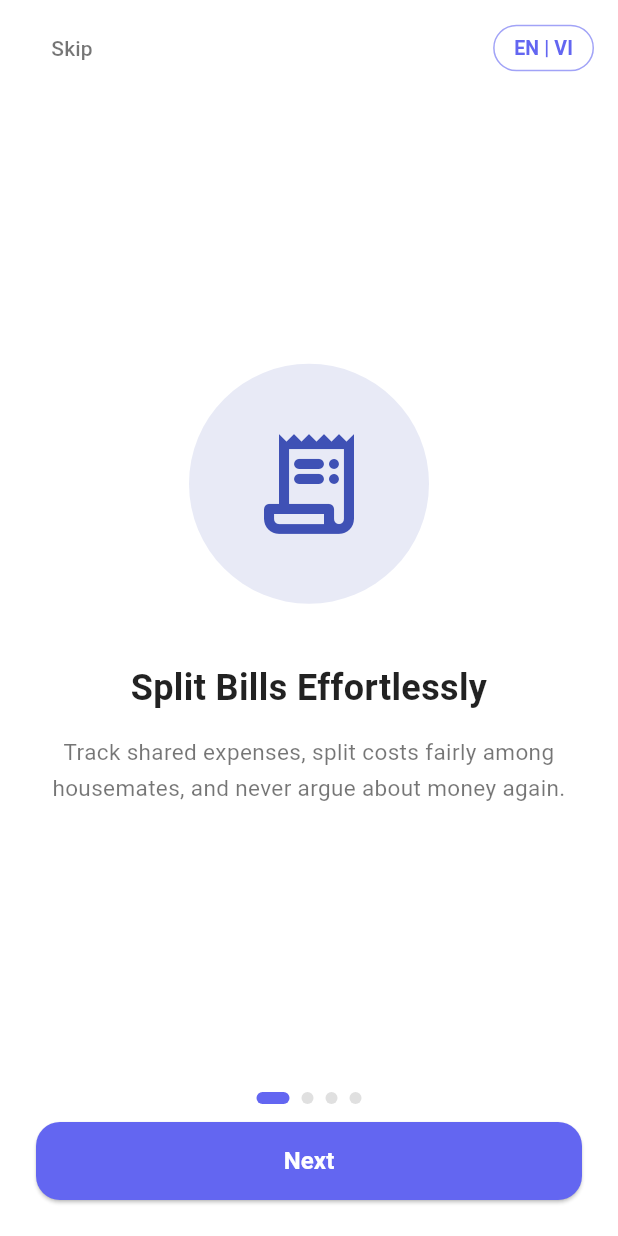
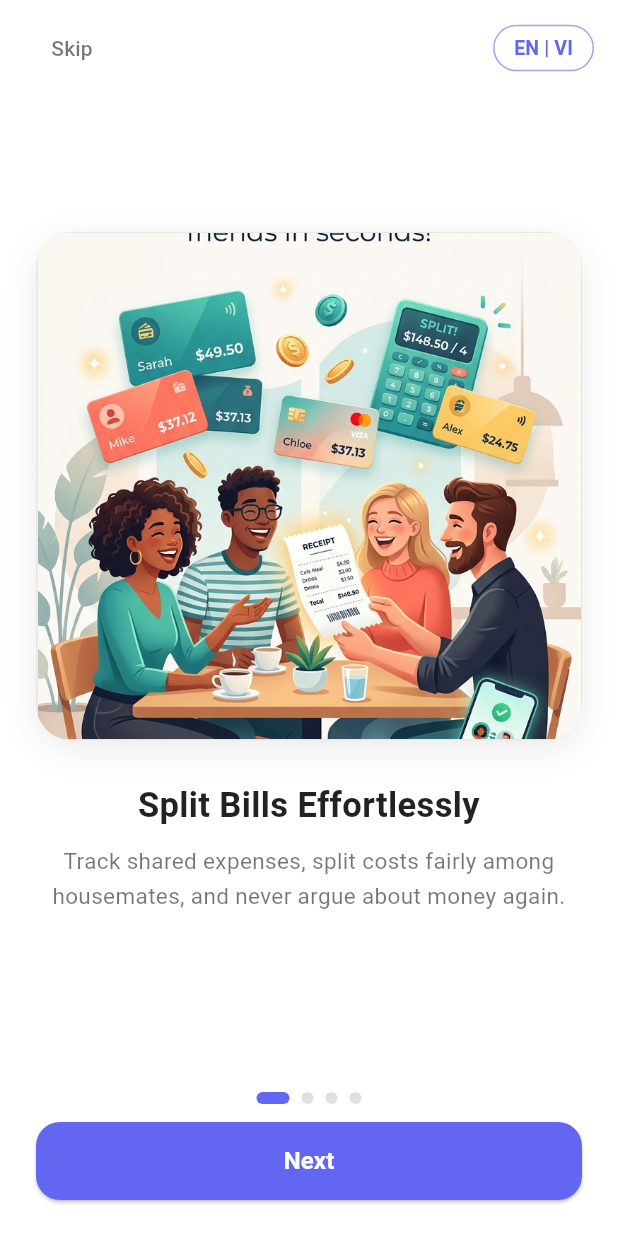
Before and after one commit to hatamht/shared-household-planner, a Flutter app: the screen it shows after launch, on a phone screen of 412 x 824 dp. Run offline on Flutter 3.47's test engine with Material 3 defaults, Android fonts, the phone set to English and light mode, and no system bars; our stand-ins replace dartz, equatable, flutter_bloc, get_it, image_picker, pdf and 3 more; accounts and stored records are empty.

Commit message:
feat(onboarding): integrate full-screen onboarding images into assets and OnboardingScreen (t57)

```diff
--- a/lib/features/onboarding/presentation/pages/onboarding_screen.dart
+++ b/lib/features/onboarding/presentation/pages/onboarding_screen.dart
@@ -6,50 +6,62 @@ import '../../domain/services/onboarding_service.dart';
 import '../../../home/presentation/pages/home_screen.dart';
 
 /// Data model for a single onboarding slide.
-class _OnboardingSlide {
+class OnboardingSlide {
   final IconData icon;
   final Color iconColor;
   final String titleKey;
   final String descKey;
+  final String imageAsset;
 
-  const _OnboardingSlide({
+  const OnboardingSlide({
     required this.icon,
     required this.iconColor,
     required this.titleKey,
     required this.descKey,
+    required this.imageAsset,
   });
 }
 
-const _slides = [
-  _OnboardingSlide(
+class OnboardingScreen extends StatefulWidget {
+  final VoidCallback? onFinish;
+  final bool showFallbackIcon;
+  const OnboardingScreen({
+    super.key,
+    this.onFinish,
+    this.showFallbackIcon = false,
+  });
+
+
+  static const List<OnboardingSlide> slides = [
+    OnboardingSlide(
       icon: Icons.receipt_long_rounded,
       iconColor: Color(0xFF3F51B5),
       titleKey: 'onboarding_slide1_title',
       descKey: 'onboarding_slide1_desc',
+      imageAsset: 'assets/images/onboarding/slide1_split_bills.jpg',
     ),
-  _OnboardingSlide(
+    OnboardingSlide(
       icon: Icons.folder_special_rounded,
       iconColor: Color(0xFF009688),
       titleKey: 'onboarding_slide2_title',
       descKey: 'onboarding_slide2_desc',
+      imageAsset: 'assets/images/onboarding/slide2_project_budget.jpg',
     ),
-  _OnboardingSlide(
+    OnboardingSlide(
       icon: Icons.account_balance_wallet_rounded,
       iconColor: Color(0xFF9C27B0),
       titleKey: 'onboarding_slide3_title',
       descKey: 'onboarding_slide3_desc',
+      imageAsset: 'assets/images/onboarding/slide3_smart_debt.jpg',
     ),
-  _OnboardingSlide(
+    OnboardingSlide(
       icon: Icons.lock_rounded,
       iconColor: Color(0xFF2196F3),
       titleKey: 'onboarding_slide4_title',
       descKey: 'onboarding_slide4_desc',
+      imageAsset: 'assets/images/onboarding/slide4_offline_private.jpg',
     ),
   ];
-
-class OnboardingScreen extends StatefulWidget {
-  final VoidCallback? onFinish;
-  const OnboardingScreen({super.key, this.onFinish});
 
   @override
   State<OnboardingScreen> createState() => OnboardingScreenState();
@@ -71,7 +83,7 @@ class OnboardingScreenState extends State<OnboardingScreen> {
     super.dispose();
   }
 
-  bool get _isLastPage => _currentPage == _slides.length - 1;
+  bool get _isLastPage => _currentPage == OnboardingScreen.slides.length - 1;
 
   Future<void> _finishOnboarding() async {
     await OnboardingService.instance.markOnboardingSeen();
@@ -85,7 +97,6 @@ class OnboardingScreenState extends State<OnboardingScreen> {
       (_) => false,
     );
   }
-
 
   void _goNext() {
     if (_isLastPage) {
@@ -113,7 +124,7 @@ class OnboardingScreenState extends State<OnboardingScreen> {
 
     final bgColor = isDark ? const Color(0xFF121212) : Colors.white;
     final textColor = isDark ? Colors.white : Colors.black87;
-    final subtitleColor = isDark ? Colors.white60 : Colors.black54;
+    final subtitleColor = isDark ? Colors.white70 : Colors.black54;
     final dotInactiveColor = isDark ? Colors.white24 : Colors.grey.shade300;
 
     return Scaffold(
@@ -173,17 +184,19 @@ class OnboardingScreenState extends State<OnboardingScreen> {
               child: PageView.builder(
                 key: const Key('onboardingPageView'),
                 controller: _pageController,
-                itemCount: _slides.length,
+                itemCount: OnboardingScreen.slides.length,
                 onPageChanged: (index) {
                   setState(() => _currentPage = index);
                 },
                 itemBuilder: (context, index) {
                   return _buildSlide(
                     context,
-                    _slides[index],
+                    OnboardingScreen.slides[index],
+                    index,
                     loc,
                     textColor,
                     subtitleColor,
+                    isDark,
                   );
                 },
               ),
@@ -194,7 +207,7 @@ class OnboardingScreenState extends State<OnboardingScreen> {
               padding: const EdgeInsets.symmetric(vertical: 12),
               child: Row(
                 mainAxisAlignment: MainAxisAlignment.center,
-                children: List.generate(_slides.length, (i) {
+                children: List.generate(OnboardingScreen.slides.length, (i) {
                   final isActive = _currentPage == i;
                   return AnimatedContainer(
                     key: Key('onboardingDot_$i'),
@@ -265,44 +278,93 @@ class OnboardingScreenState extends State<OnboardingScreen> {
 
   Widget _buildSlide(
     BuildContext context,
-    _OnboardingSlide slide,
+    OnboardingSlide slide,
+    int index,
     AppLocalizations loc,
     Color textColor,
     Color subtitleColor,
+    bool isDark,
   ) {
-    return Padding(
-      padding: const EdgeInsets.symmetric(horizontal: 32),
+    return LayoutBuilder(
+      builder: (context, constraints) {
+        final availableHeight = constraints.maxHeight;
+        final imageHeight = (availableHeight * 0.52).clamp(180.0, 360.0);
+
+        return SingleChildScrollView(
+          physics: const ClampingScrollPhysics(),
+          child: ConstrainedBox(
+            constraints: BoxConstraints(minHeight: constraints.maxHeight),
+            child: Padding(
+              padding: const EdgeInsets.symmetric(horizontal: 24, vertical: 8),
               child: Column(
                 mainAxisAlignment: MainAxisAlignment.center,
                 children: [
-          // Illustration
+                  // Prominent Graphic Illustration Container
                   Container(
-            width: 160,
-            height: 160,
+                    height: imageHeight,
+                    width: double.infinity,
+                    constraints: const BoxConstraints(maxWidth: 420),
                     decoration: BoxDecoration(
+                      borderRadius: BorderRadius.circular(24),
+                      color: isDark ? const Color(0xFF1E1E1E) : Colors.grey.shade100,
+                      border: Border.all(
+                        color: isDark ? Colors.white10 : Colors.black.withOpacity(0.06),
+                      ),
+                      boxShadow: [
+                        BoxShadow(
+                          color: Colors.black.withOpacity(isDark ? 0.35 : 0.08),
+                          blurRadius: 18,
+                          offset: const Offset(0, 6),
+                        ),
+                      ],
+                    ),
+                    clipBehavior: Clip.antiAlias,
+                    child: widget.showFallbackIcon
+                        ? Container(
+                            key: Key('onboardingFallbackIcon_$index'),
                             color: slide.iconColor.withOpacity(0.12),
-              shape: BoxShape.circle,
-            ),
+                            child: Center(
                               child: Icon(
                                 slide.icon,
                                 size: 80,
                                 color: slide.iconColor,
                               ),
                             ),
-          const SizedBox(height: 40),
+                          )
+                        : Image.asset(
+                            slide.imageAsset,
+                            key: Key('onboardingImage_$index'),
+                            fit: BoxFit.cover,
+                            errorBuilder: (context, error, stackTrace) {
+                              return Container(
+                                key: Key('onboardingFallbackIcon_$index'),
+                                color: slide.iconColor.withOpacity(0.12),
+                                child: Center(
+                                  child: Icon(
+                                    slide.icon,
+                                    size: 80,
+                                    color: slide.iconColor,
+                                  ),
+                                ),
+                              );
+                            },
+                          ),
+                  ),
+
+                  const SizedBox(height: 28),
 
                   // Title
                   Text(
                     loc.translate(slide.titleKey),
                     textAlign: TextAlign.center,
                     style: TextStyle(
-              fontSize: 24,
+                      fontSize: 23,
                       fontWeight: FontWeight.bold,
                       color: textColor,
                       height: 1.3,
                     ),
                   ),
-          const SizedBox(height: 16),
+                  const SizedBox(height: 12),
 
                   // Description
                   Text(
@@ -311,11 +373,16 @@ class OnboardingScreenState extends State<OnboardingScreen> {
                     style: TextStyle(
                       fontSize: 15,
                       color: subtitleColor,
-              height: 1.6,
+                      height: 1.5,
                     ),
                   ),
+                  const SizedBox(height: 16),
                 ],
               ),
+            ),
+          ),
+        );
+      },
     );
   }
 }
--- a/pubspec.yaml
+++ b/pubspec.yaml
@@ -55,6 +55,8 @@ flutter:
   assets:
     - lib/core/localization/translations/en.json
     - lib/core/localization/translations/vi.json
+    - assets/images/onboarding/
+
 
   # An image asset can refer to one or more resolution-specific "variants", see
   # https://flutter.dev/assets-and-images/#resolution-aware
```
Also changed, not shown: assets/images/onboarding/slide1_split_bills.jpg (added), assets/images/onboarding/slide2_project_budget.jpg (added), assets/images/onboarding/slide3_smart_debt.jpg (added), assets/images/onboarding/slide4_offline_private.jpg (added), 2 other files. Lines whose indentation alone changed are shown as unchanged.
